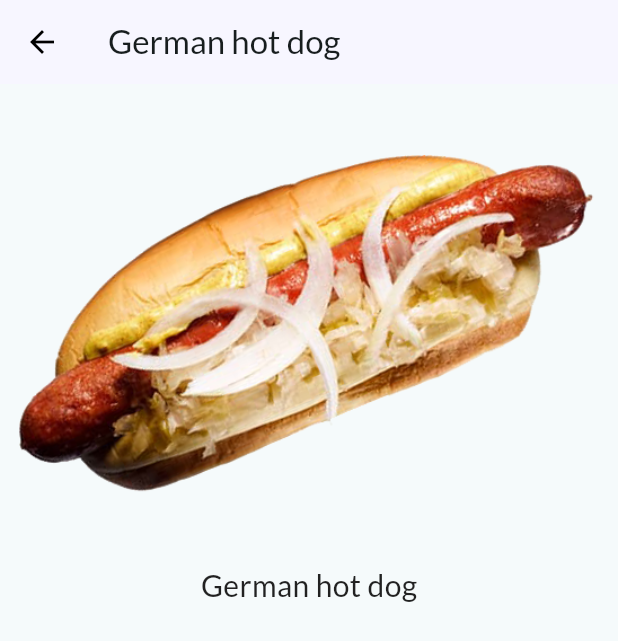
After one commit to byronsmb/comida_app_rosa, a Flutter app: the screen it shows after launch, after a tap on "Pizza", after a tap on "Hot dog", after a tap on "German hot dog", on a phone screen of 412 x 824 dp. The commit adds this screen. Shown: the top 641 px of the screen. Run offline on Flutter 3.47's test engine with Material 2 defaults, Android fonts, the phone set to English and light mode, and no system bars; our stand-ins replace carousel_slider, flutter_rating_bar, google_fonts.

Commit message:
actualizado

```diff
--- a/lib/hamburguesa_rosa.dart
+++ b/lib/hamburguesa_rosa.dart
@@ -3,6 +3,7 @@ import 'package:comida_app_rosa/data/datos_ficticios.dart';
 import 'package:comida_app_rosa/model/comida.dart';
 import 'package:comida_app_rosa/widget/categoria_item.dart';
 import 'package:comida_app_rosa/widget/comida_carousel.dart';
+import 'package:comida_app_rosa/widget/lista_busqueda.dart';
 import 'package:comida_app_rosa/widget/navigation_drawer.dart';
 import 'package:flutter/material.dart';
 import 'package:google_fonts/google_fonts.dart';
@@ -18,14 +19,23 @@ class HamburguesaRosa extends StatefulWidget {
 int currentIndex = 0;
 
 class _HamburguesaRosaState extends State<HamburguesaRosa> {
+  List<Comida> resultadosBusqueda = [];
   String tipoComida = 'hamburguesa';
   final CarouselController _carouselController = CarouselController();
+  int selectedCardIndex = 0;
+
+  final _titleController = TextEditingController();
+
+  @override
+  void dispose() {
+    // TODO: implement dispose
+    _titleController.dispose();
+    super.dispose();
+  }
 
   List<Comida> comidasFiltradas = comidaDisponible
       .where((comida) => comida.tipoAlimento.name == 'hamburguesa')
       .toList();
-
-  int selectedCardIndex = 0;
 
   selectCard(int index) {
     setState(() {
@@ -63,7 +73,10 @@ class _HamburguesaRosaState extends State<HamburguesaRosa> {
 
   @override
   Widget build(BuildContext context) {
-    return Scaffold(
+    return GestureDetector(
+      //para ocultar el teclado cuando se da click fuera del textfield
+      onTap: () => FocusScope.of(context).unfocus(),
+      child: Scaffold(
         resizeToAvoidBottomInset: false,
         appBar: AppBar(
           leading: Builder(
@@ -110,6 +123,7 @@ class _HamburguesaRosaState extends State<HamburguesaRosa> {
                   borderRadius: BorderRadius.circular(80),
                 ),
                 child: TextField(
+                  //autofocus: true,// Para enfocar automáticamente el campo de búsqueda al abrir la página.
                   decoration: InputDecoration(
                     filled: true,
                     fillColor: Colors.white,
@@ -120,9 +134,19 @@ class _HamburguesaRosaState extends State<HamburguesaRosa> {
                     contentPadding: const EdgeInsets.symmetric(horizontal: 20),
                     hintText: 'Buscar una comida',
                   ),
+                  controller: _titleController,
+                  onChanged: (query) {
+                    updateSearchResults(query);
+                  },
                 ),
               ),
-            const SizedBox(height: 40),
+              const SizedBox(height: 35),
+              Expanded(
+                  child: resultadosBusqueda.length != 0 ||
+                          _titleController.text.isNotEmpty
+                      ? ListaBusqueda(resultadosBusqueda: resultadosBusqueda)
+                      : Column(
+                          children: [
                             Padding(
                               padding: const EdgeInsets.only(left: 20),
                               child: Align(
@@ -151,7 +175,8 @@ class _HamburguesaRosaState extends State<HamburguesaRosa> {
                                     ),
                                     const SizedBox(width: 20),
                                     CategoriaItem(
-                      imagenUrl: 'assets/icons/porcion-de-pizza.png',
+                                      imagenUrl:
+                                          'assets/icons/porcion-de-pizza.png',
                                       titulo: 'Pizza',
                                       index: 1,
                                       isSelected: selectedCardIndex == 1,
@@ -177,7 +202,7 @@ class _HamburguesaRosaState extends State<HamburguesaRosa> {
                                 ),
                               ),
                             ),
-            const SizedBox(height: 40),
+                            const SizedBox(height: 35),
                             Padding(
                               padding: const EdgeInsets.only(left: 20),
                               child: Align(
@@ -194,6 +219,8 @@ class _HamburguesaRosaState extends State<HamburguesaRosa> {
                               carouselController: _carouselController,
                             ),
                           ],
+                        )),
+            ],
           ),
         ),
         floatingActionButton: FloatingActionButton(
@@ -203,6 +230,22 @@ class _HamburguesaRosaState extends State<HamburguesaRosa> {
           backgroundColor: const Color.fromARGB(255, 255, 0, 55),
           child: const Icon(Icons.shopping_bag_outlined, color: Colors.white),
         ),
+      ),
     );
   }
+
+  void updateSearchResults(String text) {
+    resultadosBusqueda.clear();
+    if (text.isEmpty) {
+      setState(() {});
+      return;
     }
+    setState(() {
+      for (Comida comida in comidaDisponible) {
+        if (comida.nombre.toLowerCase().contains(text.toLowerCase())) {
+          resultadosBusqueda.add(comida);
+        }
+      }
+    });
+  }
+}
--- /dev/null
+++ b/lib/screens/detalle_comida.dart
@@ -0,0 +1,27 @@
+import 'package:comida_app_rosa/model/comida.dart';
+import 'package:flutter/material.dart';
+
+class DetalleComida extends StatelessWidget {
+  const DetalleComida({super.key, required this.comidaActual});
+  final Comida comidaActual;
+
+  @override
+  Widget build(BuildContext context) {
+    return Scaffold(
+      appBar: AppBar(
+        title: Text(comidaActual.nombre),
+      ),
+      body: Column(
+        children: [
+          Image.asset(comidaActual.imagen),
+          Center(
+            child: Text(
+              comidaActual.nombre,
+              style: TextStyle(fontSize: 20),
+            ),
+          )
+        ],
+      ),
+    );
+  }
+}
--- a/lib/widget/comida_carousel.dart
+++ b/lib/widget/comida_carousel.dart
@@ -1,4 +1,5 @@
 import 'package:comida_app_rosa/model/comida.dart';
+import 'package:comida_app_rosa/screens/detalle_comida.dart';
 import 'package:flutter/material.dart';
 import 'package:carousel_slider/carousel_slider.dart';
 import 'package:flutter_rating_bar/flutter_rating_bar.dart';
@@ -55,7 +56,17 @@ class _ComidaCarouselState extends State<ComidaCarousel> {
             ),
             itemCount: widget.comidasFiltradas.length,
             itemBuilder: (context, index, realIndex) {
-              return Card(
+              return GestureDetector(
+                onTap: () {
+                  Navigator.push(
+                      context,
+                      MaterialPageRoute(
+                        builder: (context) => DetalleComida(
+                          comidaActual: widget.comidasFiltradas[index],
+                        ),
+                      ));
+                },
+                child: Card(
                   elevation: 10,
                   shadowColor: widget.currentIndex == index
                       ? const Color.fromARGB(255, 255, 0, 55)
@@ -143,6 +154,7 @@ class _ComidaCarouselState extends State<ComidaCarousel> {
                       ),
                     ]),
                   ),
+                ),
               );
             },
           ),
```
Also changed, not shown: lib/widget/lista_busqueda.dart (added, +50 -0 lines). Lines whose indentation alone changed are shown as unchanged.
